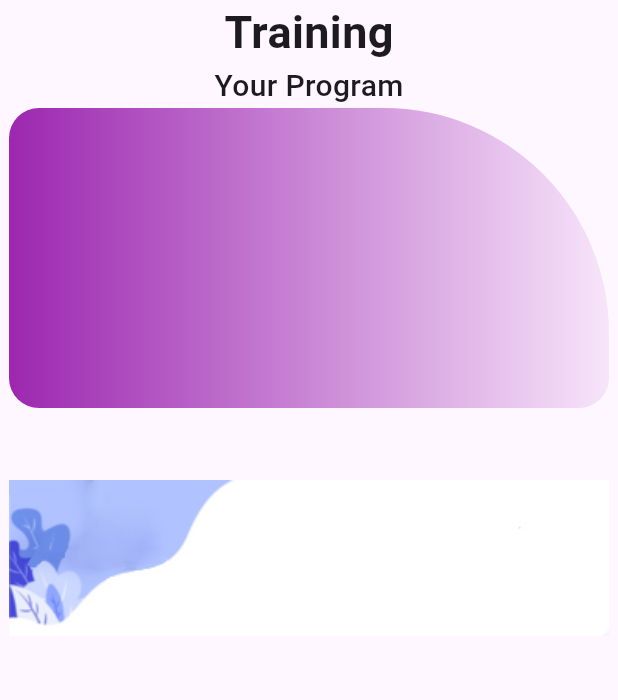
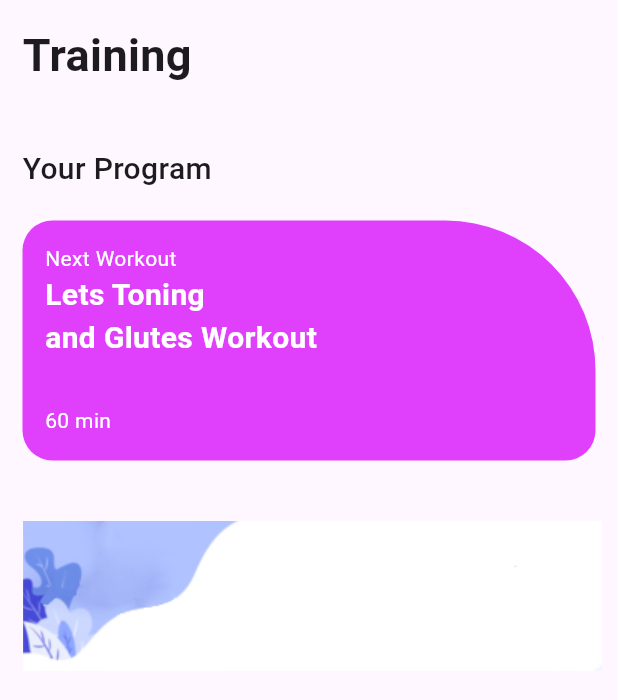
Before and after one commit to Ninaa135/Flutter, a Flutter app: the screen it shows after launch, on a phone screen of 412 x 824 dp. Shown: the top 700 px of the screen. Run offline on Flutter 3.47's test engine with Material 3 defaults, Android fonts, the phone set to English and light mode, and no system bars.

Commit message:
15 menit ke-2

```diff
--- a/lib/main.dart
+++ b/lib/main.dart
@@ -1,6 +1,6 @@
 import 'package:flutter/material.dart';
-import 'package:latihanflutter/latihan/pages/page_1.dart';
-import 'package:latihanflutter/latihan/pages/page_2.dart';
+// import 'package:latihanflutter/latihan/pages/page_1.dart';
+// import 'package:latihanflutter/latihan/pages/page_2.dart';
 import 'package:latihanflutter/tugas/quiz.dart';
 
 
--- a/lib/tugas/quiz.dart
+++ b/lib/tugas/quiz.dart
@@ -6,42 +6,61 @@ class Quiz extends StatelessWidget {
   @override
   Widget build(BuildContext context) {
     return Scaffold(
-      body: Column(
-        children: [
-          Text("Training",
-            style: TextStyle(
-              fontSize: 30,
-              fontWeight: FontWeight.bold,
+      body: Container(
+        padding: const EdgeInsets.all(15),
+        child: Column(
+          crossAxisAlignment: CrossAxisAlignment.start,
+          mainAxisAlignment: MainAxisAlignment.start,
+          children: [
+            Text(
+              "Training",
+              style: TextStyle(fontSize: 30, fontWeight: FontWeight.bold),
             ),
+            SizedBox(height: 40),
+            Text(
+              "Your Program",
+              style: TextStyle(fontSize: 20, fontWeight: FontWeight.w500),
             ),
-          Text("Your Program",
-            style: TextStyle(
-              fontSize: 20,
-              fontWeight: FontWeight.w500
+            SizedBox(height: 20),
+            Container(
+              width: 390,
+              height: 160,
+              decoration: BoxDecoration(
+                color: Colors.purpleAccent,
+                borderRadius: BorderRadius.only(
+                  topLeft: Radius.circular(20),
+                  topRight: Radius.circular(100),
+                  bottomLeft: Radius.circular(20),
+                  bottomRight: Radius.circular(20),
+                )
+              ),
+              child: Padding(
+                padding: const EdgeInsets.all(15),
+                child: Row(
+                  mainAxisAlignment: MainAxisAlignment.spaceBetween,
+                  children: [
+                    Column(
+                      crossAxisAlignment: CrossAxisAlignment.start,
+                    children: [Text("Next Workout", style: TextStyle(fontWeight: FontWeight.normal, color: Colors.white),),
+                    Text("Lets Toning", style: TextStyle(fontWeight: FontWeight.bold, fontSize: 20, color: Colors.white),),
+                    Text("and Glutes Workout", style: TextStyle(fontWeight: FontWeight.bold, fontSize: 20, color: Colors.white),),
+                    SizedBox(height: 30,),
+                    Text("60 min", style: TextStyle(fontWeight: FontWeight.normal, color: Colors.white),)],
+                    ),
+                  ],
+                ),
+              ),
             ),
-            ),
-          Container(
-            width: 400,
-            height: 200,
-            decoration: BoxDecoration(
-              gradient: LinearGradient(
-              colors: [Colors.purple, const Color.fromARGB(255, 247, 229, 250)],
-              ),
-              borderRadius: BorderRadius.only(
-                topLeft: Radius.circular(20),
-                topRight: Radius.circular(150),
-                bottomLeft: Radius.circular(20),
-                bottomRight: Radius.circular(20))
-            ),
-          ),
-        Align(alignment: Alignment(0, 0),
-        child: Image.asset("gambar/card.jpg",
-        height: 200,
-        width: 400,
-        fit: BoxFit.contain,
+            SizedBox(height: 40),
+            Row(
+              crossAxisAlignment: CrossAxisAlignment.start,
+              children: [
+                Image.asset("gambar/card.jpg",
+                fit: BoxFit.contain,)
+              ],
+            )
+          ],
         ),
-        ),
-        ],
       ),
     );
   }
```
